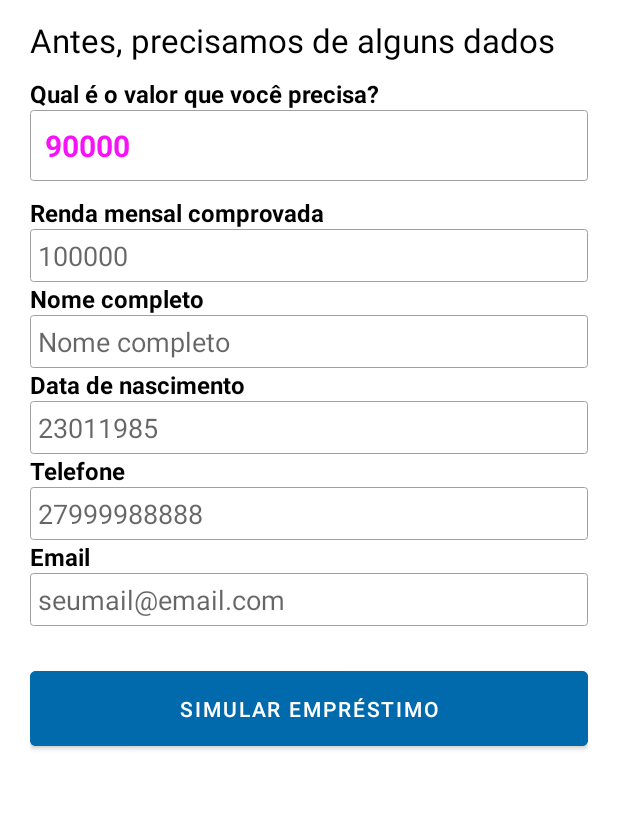
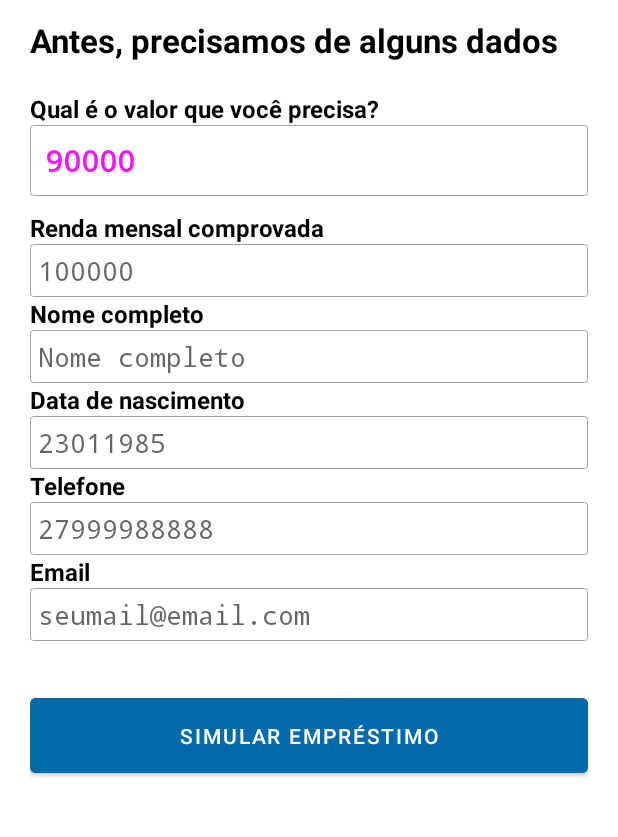
Before and after one commit to fabianafarias/credito-pra-todes, an Android app: the Activity3 screen opened directly, with no data from a screen before it, on a phone screen of 412 x 824 dp, the part 84-921 px from its top. Run offline under Robolectric (Android 15) with nearby library versions, the phone set to English and light mode, and no system bars; libraries missing offline, so code that uses them is left out: br.com.sapereaude; plain views replace MaskedEditText; 6 statements that could not run were skipped.

Commit message:
Padronizando os ids e fazendo mais alguns ajustes no layout.

```diff
--- a/app/src/main/java/com/fabianafarias/serasaproway/Activity3.kt
+++ b/app/src/main/java/com/fabianafarias/serasaproway/Activity3.kt
@@ -13,7 +13,7 @@ import br.com.sapereaude
 class Activity3 : AppCompatActivity() {
     lateinit var btnSimulation:Button
     lateinit var valueEditText: MaskedEditText
-    lateinit var rendaEditText: MaskedEditText
+    lateinit var incomeEditText: MaskedEditText
     lateinit var nameEditText: EditText
     lateinit var birthDateEditText: MaskedEditText
     lateinit var emailEditText: EditText
@@ -28,27 +28,27 @@ class Activity3 : AppCompatActivity() {
 
         supportActionBar?.setDisplayHomeAsUpEnabled(true)
 
-        var valueEditText = findViewById<MaskedEditText>(R.id.et_value)
-        var rendaEditText = findViewById<MaskedEditText>(R.id.et_renda)
-        var nameEditText = findViewById<EditText>(R.id.et_name)
-        var birthDateEditText = findViewById<MaskedEditText>(R.id.et_birth_date)
-        var phoneNumberEditText= findViewById<MaskedEditText>(R.id.et_phone_number)
-        var emailEditText = findViewById<EditText>(R.id.et_email)
-        var btnSimulation = findViewById<Button>(R.id.btn_simulation)
+        valueEditText = findViewById<MaskedEditText>(R.id.et_value)
+        incomeEditText = findViewById<MaskedEditText>(R.id.et_income)
+        nameEditText = findViewById<EditText>(R.id.et_name)
+        birthDateEditText = findViewById<MaskedEditText>(R.id.et_birth_date)
+        phoneNumberEditText= findViewById<MaskedEditText>(R.id.et_phone_number)
+        emailEditText = findViewById<EditText>(R.id.et_email)
+        btnSimulation = findViewById<Button>(R.id.btn_simulation)
 
         btnSimulation.setOnClickListener {
 
             val intent = Intent(this, Activity4::class.java)
 
             val value = valueEditText.text.toString()
-            val renda = rendaEditText.text.toString()
+            val income = incomeEditText.text.toString()
             val name = nameEditText.text.toString()
             val birthDate = birthDateEditText.text.toString()
             val phoneNumber = phoneNumberEditText.text.toString()
             val email = emailEditText.text.toString()
 
             intent.putExtra("Valor", value)
-            intent.putExtra("Renda", renda)
+            intent.putExtra("Renda", income)
             intent.putExtra("Nome", name)
             intent.putExtra("Data de Nascimento", birthDate)
             intent.putExtra("Telefone", phoneNumber)
--- a/app/src/main/res/drawable/background.xml
+++ b/app/src/main/res/drawable/background.xml
@@ -3,6 +3,5 @@
     <stroke
         android:width="0.5dp"
         android:color="@color/grey"/>
-    <solid android:color="@color/white" />
     <corners android:radius="@dimen/cardview_default_radius" />
 </shape>
--- a/app/src/main/res/layout/activity_2.xml
+++ b/app/src/main/res/layout/activity_2.xml
@@ -20,6 +20,7 @@
             android:layout_marginTop="24dp"
             android:text="@string/text_view_title_1"
             android:textSize="22sp"
+            android:textStyle="bold"
             android:textColor="@color/black"
             android:textAlignment="center"
             />
--- a/app/src/main/res/layout/activity_3.xml
+++ b/app/src/main/res/layout/activity_3.xml
@@ -4,7 +4,8 @@
     android:layout_height="match_parent"
     xmlns:tools="http://schemas.android.com/tools"
     xmlns:app="http://schemas.android.com/apk/res-auto"
-    tools:context=".Activity3">
+    tools:context=".Activity3"
+    android:orientation="vertical" >
 
     <include layout="@layout/toolbar" />
 
@@ -18,13 +19,15 @@
         android:orientation="vertical"
         android:background="@android:color/transparent" >
 
+
         <TextView
             android:id="@+id/tv_title_activity_simulation"
             android:layout_width="match_parent"
             android:layout_height="wrap_content"
             android:textSize="22sp"
+            android:textStyle="bold"
             android:textColor="@color/black"
-            android:paddingBottom="10dp"
+            android:paddingBottom="20dp"
             android:text="@string/simulation_text_title" />
 
         <TextView
@@ -48,13 +51,15 @@
             android:textStyle="bold"
             android:textColorHint="@color/pink_500"
             android:inputType="numberDecimal"
+            android:typeface="monospace"
             android:maxLength="12"
             app:keep_hint="true"
             android:background="@drawable/background"
-            app:mask="R$ #.###" />
+            app:mask="R$ #.###"
+            android:imeOptions="actionNext" />
 
         <TextView
-            android:id="@+id/tv_renda"
+            android:id="@+id/tv_income"
             android:layout_width="match_parent"
             android:layout_height="wrap_content"
             android:text="@string/renda_mensal"
@@ -63,17 +68,18 @@
             android:textColor="@color/black" />
 
         <br.com.sapereaude.maskedEditText.MaskedEditText
-            android:id="@+id/et_renda"
+            android:id="@+id/et_income"
             android:layout_width="match_parent"
             android:layout_height="wrap_content"
             android:padding="5dp"
             android:hint="100000"
             android:inputType="numberDecimal"
+            android:typeface="monospace"
             android:maxLength="12"
             app:keep_hint="true"
             android:background="@drawable/background"
-
-            app:mask="R$ #.###,##" />
+            app:mask="R$ #.###,##"
+            android:imeOptions="actionNext" />
 
         <TextView
             android:id="@+id/tv_name"
@@ -92,9 +98,11 @@
             android:padding="5dp"
             android:hint="@string/nome_completo"
             android:inputType="text"
+            android:typeface="monospace"
             android:background="@drawable/background"
             android:maxLength="35"
-            android:textSize="18sp" />
+            android:textSize="18sp"
+            android:imeOptions="actionNext" />
 
         <TextView
             android:id="@+id/tv_birth_date"
@@ -112,8 +120,10 @@
             android:padding="5dp"
             android:id="@+id/et_birth_date"
             android:inputType="date"
+            android:typeface="monospace"
             android:background="@drawable/background"
-            app:mask="##/##/####"/>
+            app:mask="##/##/####"
+            android:imeOptions="actionNext" />
 
         <TextView
             android:id="@+id/tv_phone_number"
@@ -131,9 +141,11 @@
             android:padding="5dp"
             android:hint="27999988888"
             android:inputType="phone"
+            android:typeface="monospace"
             app:keep_hint="true"
             android:background="@drawable/background"
-            app:mask="+55 ## #####-####" />
+            app:mask="+55 ## #####-####"
+            android:imeOptions="actionNext" />
 
         <TextView
             android:id="@+id/tv_email"
@@ -152,14 +164,15 @@
             android:hint="@string/insira_seu_email"
             android:background="@drawable/background"
             android:inputType="textEmailAddress"
+            android:typeface="monospace"
             android:maxLength="35"
-            />
+            android:imeOptions="actionNext"/>
 
         <Button
                 android:id="@+id/btn_simulation"
                 android:layout_width="match_parent"
                 android:layout_height="wrap_content"
-                android:layout_marginTop="24dp"
+                android:layout_marginTop="32dp"
                 android:padding="15dp"
                 android:layout_gravity="center"
                 android:text="Simular empréstimo"
--- a/app/src/main/res/layout/activity_5.xml
+++ b/app/src/main/res/layout/activity_5.xml
@@ -4,7 +4,7 @@
     xmlns:tools="http://schemas.android.com/tools"
     android:layout_width="match_parent"
     android:layout_height="match_parent"
-    android:layout_gravity="center_vertical"
+    android:orientation="vertical"
     tools:context=".Activity5">
 
    <ImageView
```
Also changed, not shown: app/src/main/java/com/fabianafarias/serasaproway/Activity4.kt (+6 -6 lines), app/src/main/res/layout/activity_4.xml (+8 -7 lines).
